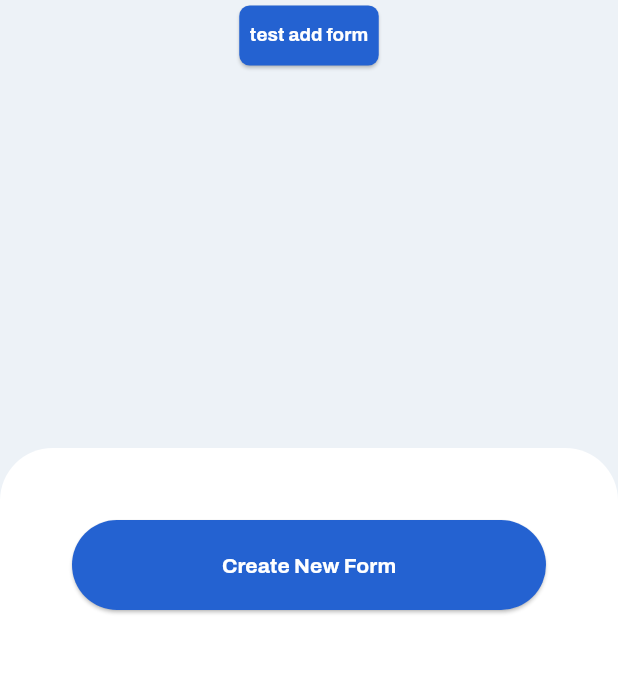
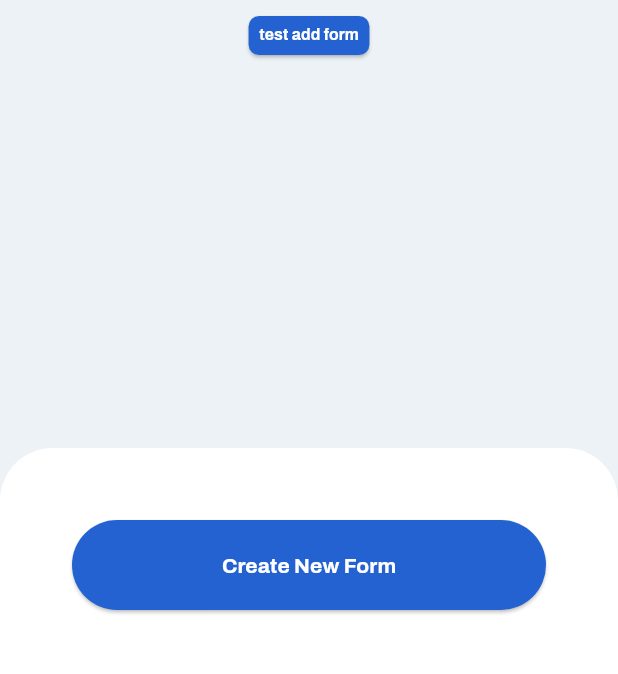
Before and after one commit to fel-cesar/smart-forms, a Flutter app: the screen it shows after launch, on a phone screen of 412 x 824 dp, the part 554-1228 px from its top. Run offline on Flutter 3.47's test engine with Material 3 defaults, Android fonts, the phone set to English and light mode, and no system bars; our stand-ins replace dotted_border, flutter_svg, get; project files that could hold a hidden picture were left out.

Commit message:
feat: :lipstick: Design field type selector bottom sheet

```diff
--- a/lib/constants.dart
+++ b/lib/constants.dart
@@ -4,13 +4,18 @@ abstract class Constants {
   // Text
   static const addField = 'Add Field';
   static const cancel = 'Cancel';
+  static const checkbox = 'Checkbox';
   static const create = 'Create';
   static const createNewForm = 'Create New Form';
   static const done = 'Done';
+  static const dropdown = 'Dropdown';
+  static const fieldName = 'Field Name';
   static const fieldType = 'Field Type';
   static const formTitle = 'Form Title';
+  static const icon = 'Icon';
   static const newForm = 'New Form';
   static const smartForms = 'Smart Forms';
+  static const text = 'Text';
   static const formsList = 'Forms List';
 
   // Colors
--- a/lib/presentation/components/buttons.dart
+++ b/lib/presentation/components/buttons.dart
@@ -4,28 +4,28 @@ import 'package:smart_forms/constants.dart';
 class Button extends StatelessWidget {
   Button.small({super.key, required this.onPressed, this.text})
       : style = ElevatedButton.styleFrom(
-          shape: const RoundedRectangleBorder(
-              borderRadius: BorderRadius.all(Radius.circular(7))),
+          shape: const RoundedRectangleBorder(borderRadius: BorderRadius.all(Radius.circular(7))),
           padding: const EdgeInsets.fromLTRB(7, 5, 7, 6),
           backgroundColor: Constants.blueHighlight,
           disabledBackgroundColor: Constants.blueHighlight.withOpacity(0.3),
           foregroundColor: Colors.white,
           disabledForegroundColor: Colors.white,
+          minimumSize: const Size.fromHeight(24.0),
         ),
         textStyle = const TextStyle(
-          fontSize: 12.5,
+          fontSize: 10.5,
           fontWeight: FontWeight.bold,
         );
 
   Button.jumbo({super.key, required this.onPressed, this.text})
       : style = ElevatedButton.styleFrom(
-          shape: const RoundedRectangleBorder(
-              borderRadius: BorderRadius.all(Radius.circular(35))),
+          shape: const RoundedRectangleBorder(borderRadius: BorderRadius.all(Radius.circular(35))),
           padding: const EdgeInsets.symmetric(horizontal: 28, vertical: 20),
           backgroundColor: Constants.blueHighlight,
           disabledBackgroundColor: Constants.blueHighlight.withOpacity(0.3),
           foregroundColor: Colors.white,
           disabledForegroundColor: Colors.white,
+          minimumSize: const Size.fromHeight(56.0),
         ),
         textStyle = const TextStyle(
           fontSize: 14,
@@ -39,12 +39,14 @@ class Button extends StatelessWidget {
 
   @override
   Widget build(context) {
-    return ElevatedButton(
-      style: style,
-      onPressed: onPressed,
-      child: Text(
-        text ?? '',
-        style: textStyle,
+    return IntrinsicWidth(
+      child: ElevatedButton(
+        style: style,
+        onPressed: onPressed,
+        child: Text(
+          text ?? '',
+          style: textStyle,
+        ),
       ),
     );
   }
```
Also changed, not shown: lib/presentation/pages/add_field/add_field_page.dart (+24 -6 lines), lib/presentation/pages/add_field/field_type_selector.dart (+69 -12 lines).
